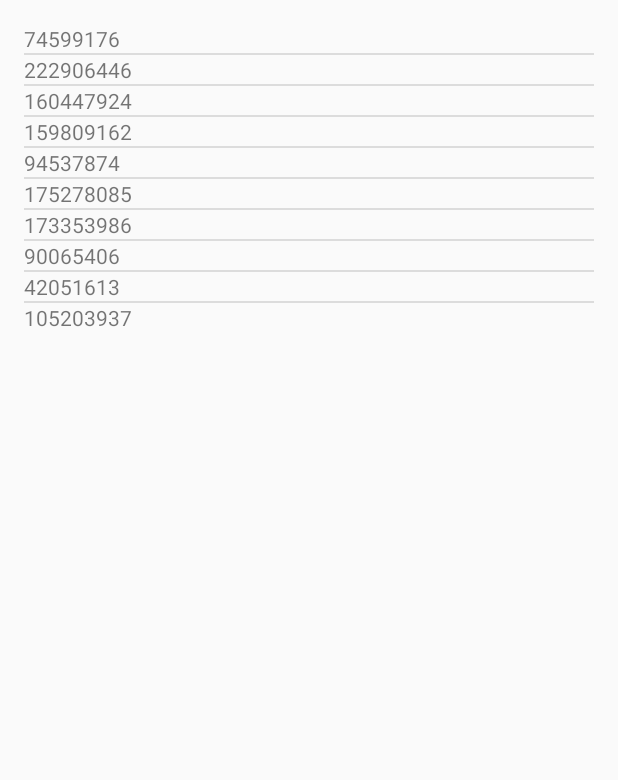
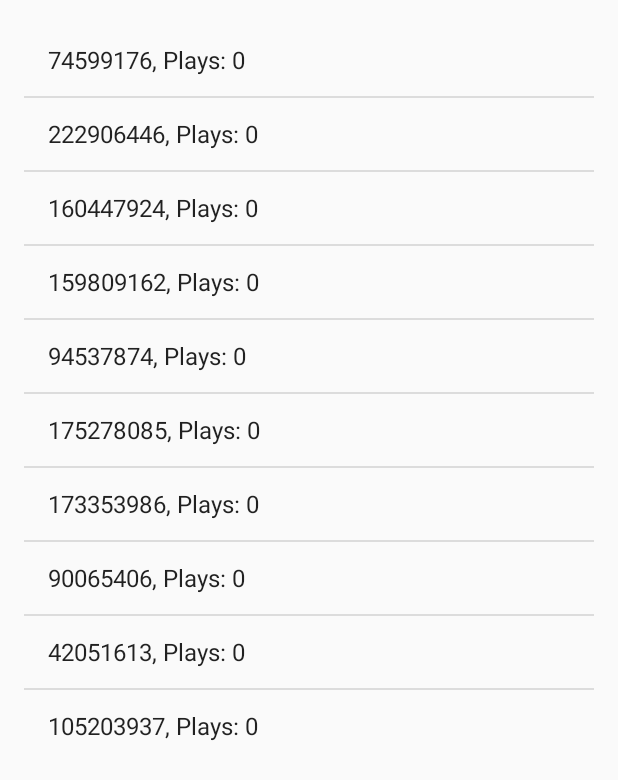
Before and after one commit to Ra1nWarden/CS4720_Mobile_Apps, an Android app: the PopularActivity screen opened directly, with no data from a screen before it, on a phone screen of 412 x 824 dp. Shown: the top 780 px of the screen. Run offline under Robolectric (Android 15) with nearby library versions, the phone set to English and light mode, and no system bars.

Commit message:
Added a count variable to keep track of plays per track

```diff
--- a/MusicLocation/app/src/main/java/edu/virginia/cs/musiclocation/PopularActivity.java
+++ b/MusicLocation/app/src/main/java/edu/virginia/cs/musiclocation/PopularActivity.java
@@ -1,37 +1,75 @@
 package edu.virginia.cs.musiclocation;
 
 import android.app.ListActivity;
+import android.content.ContentValues;
 import android.content.Intent;
 import android.database.Cursor;
+import android.database.sqlite.SQLiteCursor;
 import android.database.sqlite.SQLiteDatabase;
 import android.os.Bundle;
 import android.support.v4.widget.CursorAdapter;
 import android.support.v4.widget.SimpleCursorAdapter;
+import android.util.Log;
 import android.view.View;
 import android.widget.AdapterView;
+import android.widget.ArrayAdapter;
 import android.widget.TextView;
 
+import java.util.ArrayList;
+
 public final class PopularActivity extends ListActivity {
+
+    @Override
+    protected void onResume() {
+        super.onResume();
+        String database_path = getApplicationInfo().dataDir + "/musicData.db";
+        SQLiteDatabase database2 = SQLiteDatabase.openOrCreateDatabase(database_path, null);
+        Cursor cursor = database2.rawQuery("SELECT Id as _id, Ref, Count FROM songList", null);
+        ArrayList<String> list_of_songs=new ArrayList<String>();
+        int current_count=0;
+        cursor.moveToFirst();
+        while (current_count<cursor.getCount()) {
+            list_of_songs.add(cursor.getString(cursor.getColumnIndex("Ref"))+", Plays: "+cursor.getInt(cursor.getColumnIndex("Count")));
+            cursor.moveToNext();
+            current_count++;
+        }
+        Log.d("ERROR",Integer.toString(list_of_songs.size()));
+        Log.d("ERROR",Integer.toString(current_count));
+
+        ArrayAdapter<String> AList=new ArrayAdapter<String>(this, android.R.layout.simple_list_item_1);
+        AList.addAll(list_of_songs);
+        setListAdapter(AList);
+    }
 
     @Override
     protected void onCreate(Bundle savedInstanceState) {
         super.onCreate(savedInstanceState);
         setContentView(R.layout.popular_activity);
-        String database_path = getApplicationInfo().dataDir + "/musicData.db";
-        SQLiteDatabase database = SQLiteDatabase.openOrCreateDatabase(database_path, null);
-        Cursor cursor = database.rawQuery("SELECT Id as _id, Ref FROM songList", null);
-        if (cursor.moveToFirst()) {
-            String columns[] = {"Ref"};
-            int to[] = {R.id.song_id};
-            setListAdapter(new SimpleCursorAdapter(this, R.layout.song_list_entry, cursor, columns,
-                    to, CursorAdapter.FLAG_REGISTER_CONTENT_OBSERVER));
-        }
+
 
         getListView().setOnItemClickListener(new AdapterView.OnItemClickListener() {
             @Override
             public void onItemClick(AdapterView<?> parent, View view, int position, long id) {
-                TextView label = (TextView) view.findViewById(R.id.song_id);
-                CharSequence songId = label.getText();
+                //TextView label = (TextView) view.findViewById(R.id.song_id);
+                //CharSequence songId = label.getText();
+
+                String database_path = getApplicationInfo().dataDir + "/musicData.db";
+                SQLiteDatabase database = SQLiteDatabase.openOrCreateDatabase(database_path, null);
+                String song=(String)parent.getAdapter().getItem(position);
+                String song_cut=song.split(",")[0];
+                SQLiteCursor meta_c = (SQLiteCursor) database.rawQuery("SELECT * FROM songList WHERE Ref=" + song_cut, null);
+
+                meta_c.moveToFirst();
+                int current_count = meta_c.getInt(meta_c.getColumnIndex("Count"));
+                CharSequence songId = meta_c.getString(meta_c.getColumnIndex("Ref"));
+                ContentValues tableVals = new ContentValues();
+                tableVals.put("Count", current_count+1);
+
+                Log.d("ERROR",Integer.toString(current_count));
+                database.update("songList", tableVals, "Ref=" + song_cut, null);
+                meta_c.close();
+                database.close();
+
                 Intent i = new Intent(PopularActivity.this, OnlineMusicPlayerActivity.class);
                 i.putExtra(OnlineMusicPlayerActivity.TRACK_URL_KEY, songId);
                 startActivity(i);
--- a/MusicLocation/app/src/main/java/edu/virginia/cs/musiclocation/StartActivity.java
+++ b/MusicLocation/app/src/main/java/edu/virginia/cs/musiclocation/StartActivity.java
@@ -55,7 +55,8 @@ public class StartActivity extends AppCompatActivity {
             //This is the table for a local list of songs
             database.execSQL("CREATE TABLE IF NOT EXISTS songList(" +
                     "Id INTEGER PRIMARY KEY AUTOINCREMENT," +
-                    "Ref VARCHAR(12)" +
+                    "Ref VARCHAR(12)," +
+                    "Count INTEGER" +
                     ")");
             //This is the table for each grid quad you enter (supports up to 999 top songs)
             database.execSQL("CREATE TABLE IF NOT EXISTS GPSList(" +
@@ -80,6 +81,7 @@ public class StartActivity extends AppCompatActivity {
                 while((line = reader.readLine()) != null) {
                     ContentValues row = new ContentValues();
                     row.put("Ref", line);
+                    row.put("Count", 0);
                     Log.d(TAG, "inserting row " + row);
                     database.insert("songList", null, row);
                 }
--- a/MusicLocation/app/src/main/res/layout/music_player_activity.xml
+++ b/MusicLocation/app/src/main/res/layout/music_player_activity.xml
@@ -9,7 +9,7 @@
         android:layout_width="wrap_content"
         android:layout_height="wrap_content"
         android:textAppearance="?android:attr/textAppearanceLarge"
-        android:text="Song Title"
+        android:text="Loading Song Title"
         android:id="@+id/song_title"
         android:layout_gravity="center_horizontal"
         android:layout_weight="0.02" />
@@ -18,7 +18,7 @@
         android:layout_width="wrap_content"
         android:layout_height="wrap_content"
         android:textAppearance="?android:attr/textAppearanceMedium"
-        android:text="Artist"
+        android:text="Loading Artist"
         android:id="@+id/song_artist"
         android:layout_gravity="center_horizontal"
         android:layout_weight="0.03" />
```
